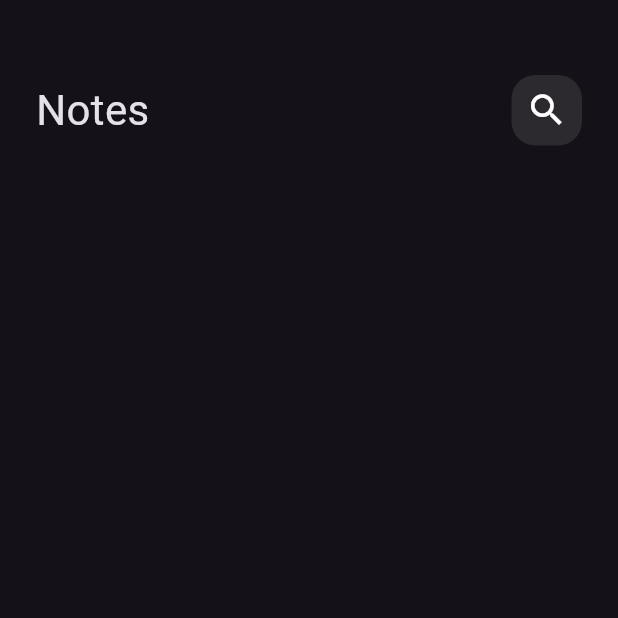
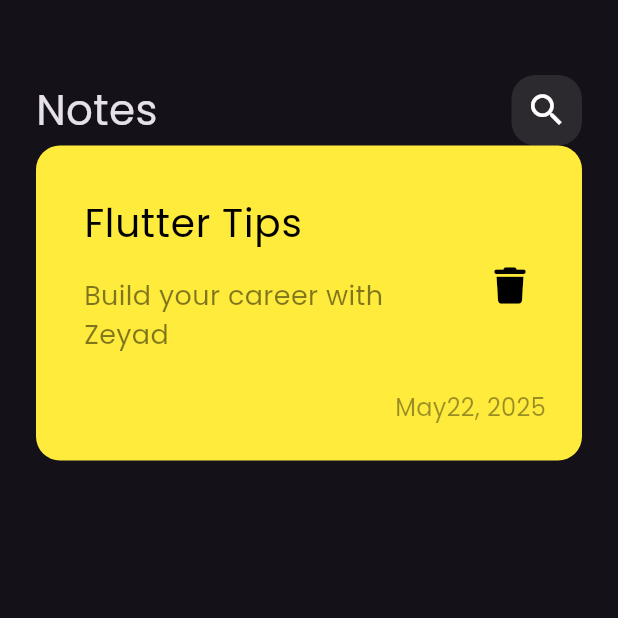
Before and after one commit to ZeyadBamj/notes_app, a Flutter app: the screen it shows after launch, on a phone screen of 412 x 824 dp, the top half of it. Run offline on Flutter 3.47's test engine with Material 3 defaults, Android fonts, the phone set to English and light mode, and no system bars; our stand-ins replace font_awesome_flutter.

Commit message:
create CustomNoteItem, and get packages fontawesome & fontFamily Poppins

```diff
--- a/lib/main.dart
+++ b/lib/main.dart
@@ -12,7 +12,7 @@ class NotesApp extends StatelessWidget {
   Widget build(BuildContext context) {
     return MaterialApp(
       debugShowCheckedModeBanner: false,
-      theme: ThemeData(brightness: Brightness.dark),
+      theme: ThemeData(brightness: Brightness.dark, fontFamily: 'Poppins'),
       home: const NotesView(),
     );
   }
--- /dev/null
+++ b/lib/widgets/custom_note_item.dart
@@ -0,0 +1,56 @@
+import 'package:flutter/material.dart';
+import 'package:font_awesome_flutter/font_awesome_flutter.dart';
+
+class CustomNoteItem extends StatelessWidget {
+  const CustomNoteItem({super.key});
+
+  @override
+  Widget build(BuildContext context) {
+    return Container(
+      padding: EdgeInsets.only(top: 24, bottom: 24, left: 16),
+      decoration: BoxDecoration(
+        color: Colors.yellow,
+        borderRadius: BorderRadius.circular(16),
+      ),
+      child: Column(
+        crossAxisAlignment: CrossAxisAlignment.end,
+        children: [
+          ListTile(
+            title: const Text(
+              'Flutter Tips',
+              style: TextStyle(color: Colors.black, fontSize: 26),
+            ),
+            subtitle: Padding(
+              padding: const EdgeInsets.only(top: 16, bottom: 16),
+              child: Text(
+                'Build your career with Zeyad',
+                style: TextStyle(
+                  color: Colors.black.withValues(alpha: 0.5),
+                  fontSize: 18,
+                ),
+              ),
+            ),
+            trailing: IconButton(
+              onPressed: () {},
+              icon: const Icon(
+                FontAwesomeIcons.trash,
+                color: Colors.black,
+                size: 24,
+              ),
+            ),
+          ),
+          Padding(
+            padding: const EdgeInsets.only(right: 24.0),
+            child: Text(
+              'May22, 2025',
+              style: TextStyle(
+                color: Colors.black.withValues(alpha: 0.4),
+                fontSize: 16,
+              ),
+            ),
+          ),
+        ],
+      ),
+    );
+  }
+}
--- a/lib/widgets/notes_view_body.dart
+++ b/lib/widgets/notes_view_body.dart
@@ -1,6 +1,6 @@
-
 import 'package:flutter/material.dart';
 import 'package:note_app/widgets/custom_app_bar.dart';
+import 'package:note_app/widgets/custom_note_item.dart';
 
 class NotesViewBody extends StatelessWidget {
   const NotesViewBody({super.key});
@@ -11,10 +11,9 @@ class NotesViewBody extends StatelessWidget {
       padding: const EdgeInsets.symmetric(horizontal: 24),
       child: Column(
         children: const [
-           SizedBox(
-            height: 50,
-          ),
+          SizedBox(height: 50),
           CustomAppBar(),
+          CustomNoteItem(),
         ],
       ),
     );
```
Also changed, not shown: pubspec.yaml (+6 -4 lines), assets/fonts/Poppins-Regular.ttf (added), pubspec.lock.
